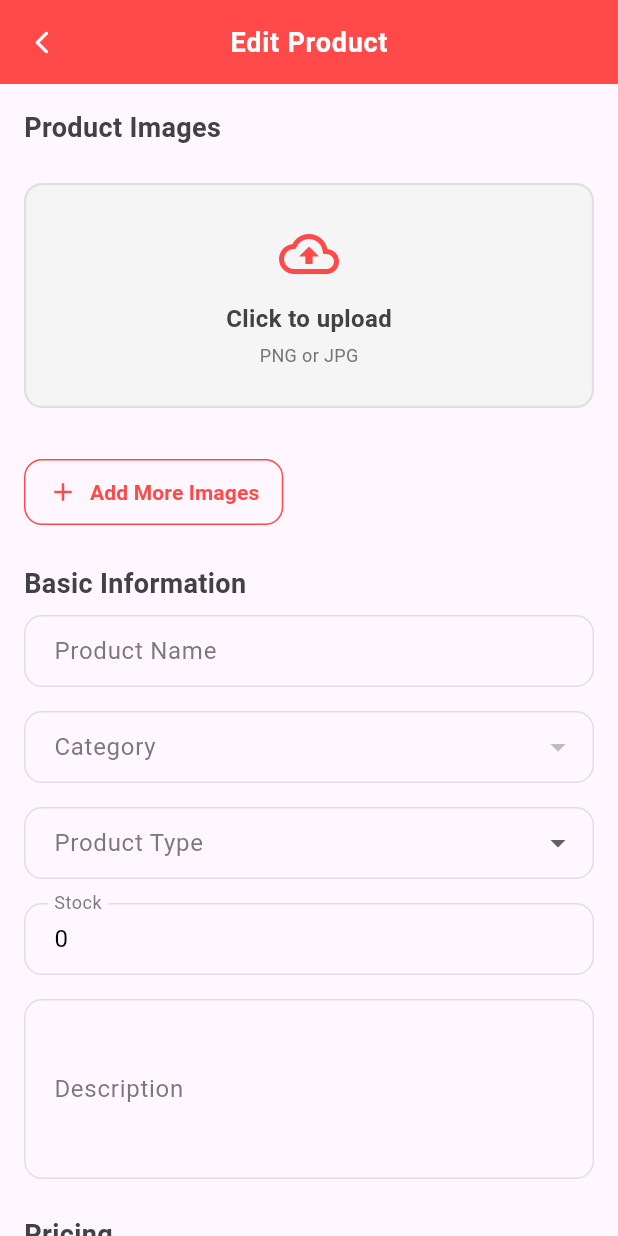
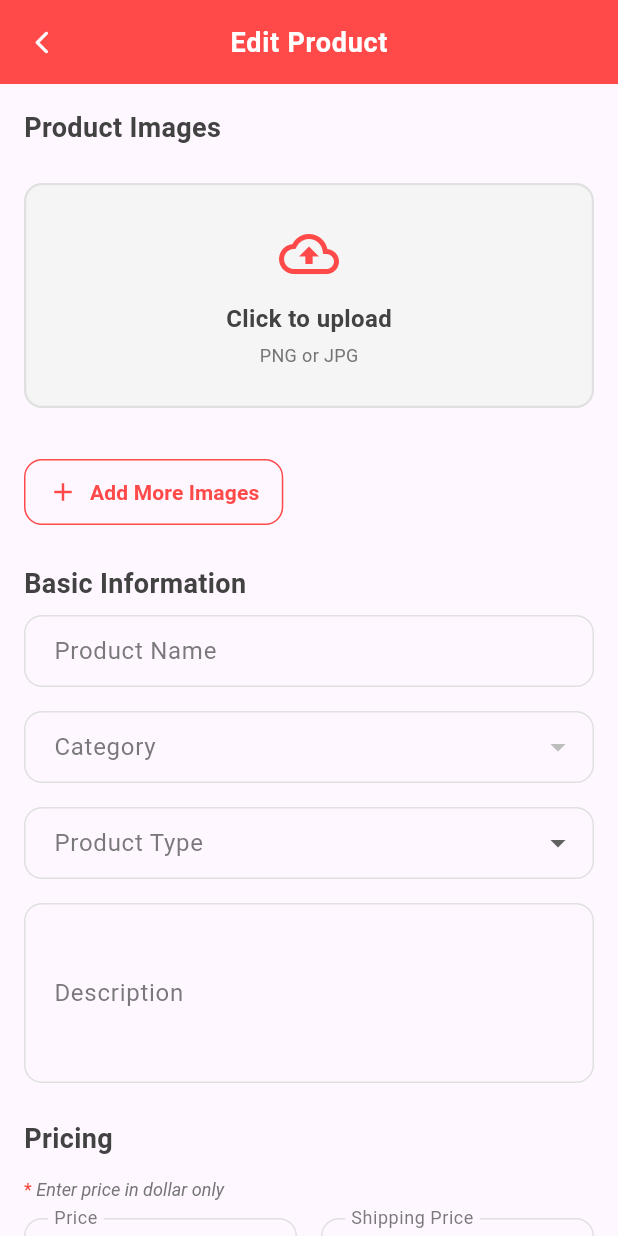
Before and after one commit to Sobia-Qaiser/Nova-Mart, a Flutter app: the EditProductScreen screen opened directly with empty values, on a phone screen of 412 x 824 dp. Run offline on Flutter 3.47's test engine with Material 3 defaults, Android fonts, the phone set to English and light mode, and no system bars; our stand-ins replace carousel_slider, file_picker, firebase_auth, firebase_core, firebase_database, firebase_storage and 9 more; missing offline and left inert: flutter_stripe; accounts and stored records are empty; Roboto replaces fonts that are missing (Poppins).

Commit message:
1234567891011

```diff
--- a/lib/views/screens/innerscreens/Vendorproductedit.dart
+++ b/lib/views/screens/innerscreens/Vendorproductedit.dart
@@ -6,7 +6,6 @@ import 'package:image_picker/image_picker.dart';
 import 'package:multi_vendor_ecommerce_app/views/screens/Seller/provider/product_provider.dart';
 import 'package:provider/provider.dart';
 import 'dart:io';
-
 
 class EditProductScreen extends StatefulWidget {
   final Map<String, dynamic> product;
@@ -21,8 +20,6 @@ class _EditProductScreenState extends State<EditProductScreen> {
   late final ProductProvider _provider;
   String? _selectedCategory;
   final TextEditingController _descriptionController = TextEditingController();
-  final TextEditingController _sizeController = TextEditingController();
-  final TextEditingController _colorController = TextEditingController();
   final _formKey = GlobalKey<FormState>();
   final _sizeFormKey = GlobalKey<FormState>();
   final _colorFormKey = GlobalKey<FormState>();
@@ -33,9 +30,9 @@ class _EditProductScreenState extends State<EditProductScreen> {
   final _discountController = TextEditingController();
   final _taxController = TextEditingController();
   final _quantityController = TextEditingController();
-  final TextEditingController _varSizeController = TextEditingController();
-  final TextEditingController _varColorController = TextEditingController();
-  final TextEditingController _varQtyController = TextEditingController();
+  final _varSizeController = TextEditingController();
+  final _varColorController = TextEditingController();
+  final _varQtyController = TextEditingController();
   final _variationFormKey = GlobalKey<FormState>();
   String? _selectedSize;
   bool _isLoading = false;
@@ -54,14 +51,9 @@ class _EditProductScreenState extends State<EditProductScreen> {
   void initState() {
     super.initState();
     _provider = context.read<ProductProvider>();
-
-    WidgetsBinding.instance.addPostFrameCallback((_) {
-      _provider.clearForm();
     _initializeFormData();
     _provider.loadCategories();
-    });
   }
-
 
   @override
   void dispose() {
@@ -72,17 +64,11 @@ class _EditProductScreenState extends State<EditProductScreen> {
     _taxController.dispose();
     _quantityController.dispose();
     _descriptionController.dispose();
-    _sizeController.dispose();
-    _colorController.dispose();
     _varSizeController.dispose();
     _varColorController.dispose();
     _varQtyController.dispose();
     super.dispose();
   }
-
-  // In your EditProductScreen, modify the initialization to handle type conversion:
-
-  // In your _initializeFormData method, modify it to properly initialize all fields:
 
   void _initializeFormData() {
     // Clear any existing data first
@@ -91,14 +77,14 @@ class _EditProductScreenState extends State<EditProductScreen> {
     // Safely convert the product data to Map<String, dynamic>
     final productData = Map<String, dynamic>.from(widget.product);
 
-    // Set dropdown values FIRST
+    // Set product type first as it affects other fields
+    _selectedProductType = productData['productType']?.toString() ?? 'Simple Product';
+    _provider.handleProductTypeChange(_selectedProductType!);
+
+    // Set dropdown values
     _selectedCategory = productData['category']?.toString();
-    _selectedProductType = productData['productType']?.toString() ?? 'Simple Product';
 
-    // Inform provider about product type change (this clears variations or quantity)
-    _provider.handleProductTypeChange(_selectedProductType);
-
-    // Now initialize the rest of the form data
+    // Initialize all fields in the provider
     _provider.getFormData(
       productName: productData['productName']?.toString(),
       category: _selectedCategory,
@@ -109,21 +95,41 @@ class _EditProductScreenState extends State<EditProductScreen> {
       shippingCharges: _convertToDouble(productData['shippingCharges']),
       taxPercent: _convertToDouble(productData['taxPercent']),
       images: List<String>.from(productData['imageUrls'] ?? []),
+      productType: _selectedProductType,
     );
 
     // Initialize text controllers
     _productNameController.text = productData['productName']?.toString() ?? '';
     _priceController.text = productData['price']?.toString() ?? '';
     _shippingController.text = productData['shippingCharges']?.toString() ?? '';
-    _discountController.text = productData['discountPrice']?.toString() ?? '';
     _taxController.text = productData['taxPercent']?.toString() ?? '';
-    _quantityController.text = productData['quantity']?.toString() ?? '';
     _descriptionController.text = productData['description']?.toString() ?? '';
 
-    // Initialize variations if it's a variant product
-    if (productData['variations'] != null && _selectedProductType == 'Product Variants') {
+    //  Handle discount price conditionally
+    final discountPrice = productData['discountPrice'];
+    if (discountPrice != null) {
+      _discountController.text = discountPrice.toString();
+    } else {
+      _discountController.clear();
+    }
+
+    // Handle tax initialization
+    final taxPercent = productData['taxPercent'];
+    if (taxPercent != null) {
+      _taxController.text = taxPercent.toString();
+    } else {
+      _taxController.clear();
+    }
+
+    // Handle quantity based on product type
+    if (_selectedProductType == 'Simple Product') {
+      _quantityController.text = productData['quantity']?.toString() ?? '';
+    }
+
+    // Initialize variations if they exist
+    if (_selectedProductType == 'Product Variants' && productData['variations'] != null) {
       final variations = List<Map<String, dynamic>>.from(
-        productData['variations'].map((v) => Map<String, dynamic>.from(v)),
+        (productData['variations'] as List).map((v) => Map<String, dynamic>.from(v)),
       );
       for (var variation in variations) {
         _provider.addVariation(
@@ -133,14 +139,9 @@ class _EditProductScreenState extends State<EditProductScreen> {
         );
       }
     }
-
-    // Force UI update
-    setState(() {});
   }
 
 
-
-// Helper methods for type conversion
   double? _convertToDouble(dynamic value) {
     if (value == null) return null;
     if (value is double) return value;
@@ -207,30 +208,41 @@ class _EditProductScreenState extends State<EditProductScreen> {
         imageUrls.add(downloadUrl);
       }
 
+      // Calculate tax amount if tax percent is provided
+      double? taxAmount;
+      if (_provider.productData['taxPercent'] != null && _provider.productData['price'] != null) {
+        taxAmount = (_provider.productData['price'] * _provider.productData['taxPercent']) / 100;
+      }
+
       // Prepare updated product data
       final productData = {
         'productName': _provider.productData['productName'],
         'category': _provider.productData['category'],
         'description': _provider.productData['description'],
         'price': _provider.productData['price'],
-        'discountPrice': _provider.productData['discountPrice'],
+        'discountPrice': _discountController.text.isEmpty
+            ? null
+            : double.tryParse(_discountController.text),
         'shippingCharges': _provider.productData['shippingCharges'],
-        'taxPercent': _provider.productData['taxPercent'],
-        'taxAmount': _provider.productData['taxAmount'],
+        'taxPercent': _taxController.text.isEmpty
+            ? null
+            : double.tryParse(_taxController.text),
+        'taxAmount': taxAmount,
         'imageUrls': imageUrls,
         'productType': _provider.productType,
         'dateTime': DateTime.now().toString(),
+      };
 
-        if (_provider.productType == 'Simple Product')
-          'quantity': _provider.productData['quantity'],
-
-        if (_provider.productType == 'Product Variants')
-          'variations': _provider.variations.map((v) => {
+      // Add quantity or variations based on product type
+      if (_provider.productType == 'Simple Product') {
+        productData['quantity'] = _provider.productData['quantity'];
+      } else {
+        productData['variations'] = _provider.variations.map((v) => {
           if (v['size']?.toString().isNotEmpty ?? false) 'size': v['size'],
           if (v['color']?.toString().isNotEmpty ?? false) 'color': v['color'],
           'quantity': v['quantity']
-          }).toList(),
-      };
+        }).toList();
+      }
 
       // Update in Firebase Realtime Database
       await FirebaseDatabase.instance
@@ -298,7 +310,7 @@ class _EditProductScreenState extends State<EditProductScreen> {
     }
   }
 
-  // Validation methods (same as in UploadScreen)
+  // Validation methods
   String? _validateProductName(String? value) {
     if (value == null || value.isEmpty) return 'Product name is required';
     if (RegExp(r'^[0-9]+$').hasMatch(value)) return 'Cannot be only digits';
@@ -326,13 +338,20 @@ class _EditProductScreenState extends State<EditProductScreen> {
   }
 
   String? _validateDiscountPrice(String? value) {
-    if (value!.isNotEmpty) {
+    if (value == null || value.isEmpty) {
+      _provider.getFormData(discountPrice: null);
+      return null;
+    }
+
     final discount = double.tryParse(value);
-      final price = _provider.productData['price'] ?? double.tryParse(value);
-      if (discount == null || discount < 0) return 'Invalid discount';
-      if (price != null && discount >= price) return 'lower than price';
-      if (int.tryParse(value) == null) return 'Enter valid price';
+    if (discount == null) return 'Enter valid number';
+    if (discount < 0) return 'Cannot be negative';
+
+    final price = _provider.productData['price'] as double?;
+    if (price != null && discount >= price) {
+      return 'Must be less than price';
     }
+
     return null;
   }
 
@@ -370,7 +389,6 @@ class _EditProductScreenState extends State<EditProductScreen> {
     return value == null ? 'Please select product type' : null;
   }
 
-  // Helper widgets (same as in UploadScreen)
   Widget _buildSectionHeader(String title) {
     return Padding(
       padding: EdgeInsets.only(bottom: _inputPadding / 2),
@@ -383,6 +401,12 @@ class _EditProductScreenState extends State<EditProductScreen> {
         ),
       ),
     );
+  }
+
+  void _clearTax() {
+    _taxController.clear();
+    _provider.getFormData(taxPercent: null);
+    setState(() {}); // Force UI update
   }
 
   Widget _buildTextField(
@@ -433,7 +457,6 @@ class _EditProductScreenState extends State<EditProductScreen> {
       keyboardType: keyboardType,
     );
   }
-
 
   Widget _buildCategoryDropdown() {
     return Consumer<ProductProvider>(
@@ -556,7 +579,7 @@ class _EditProductScreenState extends State<EditProductScreen> {
       onChanged: (value) {
         setState(() {
           _selectedProductType = value;
-          _provider.handleProductTypeChange(value);
+          _provider.handleProductTypeChange(value!);
           // Clear quantity when switching to variants
           if (value == 'Product Variants') {
             _quantityController.clear();
@@ -565,7 +588,6 @@ class _EditProductScreenState extends State<EditProductScreen> {
       },
     );
   }
-
 
   Widget _buildSaveButton() {
     return Center(
@@ -597,10 +619,10 @@ class _EditProductScreenState extends State<EditProductScreen> {
     );
   }
 
-
   @override
   Widget build(BuildContext context) {
     final images = context.watch<ProductProvider>().images;
+    final productType = context.watch<ProductProvider>().productType;
 
     return Scaffold(
       appBar: AppBar(
@@ -857,10 +879,9 @@ class _EditProductScreenState extends State<EditProductScreen> {
               _buildCategoryDropdown(),
               SizedBox(height: _inputPadding),
               _buildProductTypeDropdown(),
-              Visibility(
-                visible: _provider.productType != 'Product Variants',
-                child: Column(
-                  children: [
+
+              // Show quantity field only for simple products
+              if (productType == 'Simple Product') ...[
                 SizedBox(height: _inputPadding),
                 _buildTextField(
                   "Stock",
@@ -870,8 +891,7 @@ class _EditProductScreenState extends State<EditProductScreen> {
                   validator: _validateQuantity,
                 ),
               ],
-                ),
-              ),
+
               SizedBox(height: _inputPadding),
               _buildDescriptionField(),
 
@@ -921,12 +941,11 @@ class _EditProductScreenState extends State<EditProductScreen> {
                     child: _buildTextField(
                       "Shipping Price",
                           (value) => _provider.getFormData(shippingCharges: double.tryParse(value)),
-                      controller:_shippingController,
+                      controller: _shippingController,
                       keyboardType: TextInputType.number,
                       validator: _validateShipping,
                     ),
                   ),
-
                 ],
               ),
 
@@ -935,38 +954,129 @@ class _EditProductScreenState extends State<EditProductScreen> {
               Row(
                 children: [
                   Expanded(
-                    child: _buildTextField(
-                      "Discount Price",
-                          (value) => _provider.getFormData(discountPrice: double.tryParse(value)),
+                    child: TextFormField(
                       controller: _discountController,
+                      decoration: InputDecoration(
+                        labelText: 'Discount Price',
+                        labelStyle: TextStyle(
+                          color: Theme.of(context).brightness == Brightness.dark
+                              ? Colors.grey[300]
+                              : _secondaryColor.withOpacity(0.7),
+                        ),
+                        border: OutlineInputBorder(
+                          borderRadius: BorderRadius.circular(_borderRadius),
+                          borderSide: BorderSide(color: _borderColor),
+                        ),
+                        enabledBorder: OutlineInputBorder(
+                          borderRadius: BorderRadius.circular(_borderRadius),
+                          borderSide: BorderSide(color: _borderColor),
+                        ),
+                        focusedBorder: OutlineInputBorder(
+                          borderRadius: BorderRadius.circular(_borderRadius),
+                          borderSide: BorderSide(color: _primaryColor),
+                        ),
+                        contentPadding: EdgeInsets.symmetric(
+                          horizontal: _inputPadding,
+                          vertical: _inputPadding * 0.75,
+                        ),
+                        suffixIcon: _discountController.text.isNotEmpty
+                            ? IconButton(
+                          icon: Icon(Icons.clear, size: 18),
+                          onPressed: () {
+                            _discountController.clear();
+                            _provider.getFormData(discountPrice: null);
+                            setState(() {});
+                          },
+                        )
+                            : null,
+                      ),
                       keyboardType: TextInputType.number,
-                      validator: _validateDiscountPrice,
-
+                      onChanged: (value) {
+                        if (value.isEmpty) {
+                          _provider.getFormData(discountPrice: null);
+                        } else {
+                          _provider.getFormData(discountPrice: double.tryParse(value));
+                        }
+                        setState(() {});
+                      },
+                      validator: (value) {
+                        if (value?.isNotEmpty ?? false) {
+                          final discount = double.tryParse(value!);
+                          if (discount == null) return 'Enter valid number';
+                          if (discount < 0) return 'Cannot be negative';
+                          final price = _provider.productData['price'] as double?;
+                          if (price != null && discount >= price) {
+                            return 'Must be less than price';
+                          }
+                        }
+                        return null;
+                      },
                     ),
+                  ),
+                  SizedBox(width: _inputPadding),
+                  Expanded(
+                    child: TextFormField(
+                      controller: _taxController,
+                      decoration: InputDecoration(
+                        labelText: 'Tax %',
+                        labelStyle: TextStyle(
+                          color: Theme.of(context).brightness == Brightness.dark
+                              ? Colors.grey[300]
+                              : _secondaryColor.withOpacity(0.7),
+                        ),
+                        border: OutlineInputBorder(
+                          borderRadius: BorderRadius.circular(_borderRadius),
+                          borderSide: BorderSide(color: _borderColor),
+                        ),
+                        enabledBorder: OutlineInputBorder(
+                          borderRadius: BorderRadius.circular(_borderRadius),
+                          borderSide: BorderSide(color: _borderColor),
+                        ),
+                        focusedBorder: OutlineInputBorder(
+                          borderRadius: BorderRadius.circular(_borderRadius),
+                          borderSide: BorderSide(color: _primaryColor),
+                        ),
+                        contentPadding: EdgeInsets.symmetric(
+                          horizontal: _inputPadding,
+                          vertical: _inputPadding * 0.75,
+                        ),
+                        suffixIcon: _taxController.text.isNotEmpty
+                            ? IconButton(
+                          icon: Icon(Icons.clear, size: 18),
+                          onPressed: () {
+                            _taxController.clear();
+                            _provider.getFormData(taxPercent: null);
+                            setState(() {});
+                          },
+                        )
+                            : null,
+                      ),
+                      keyboardType: TextInputType.number,
+                      onChanged: (value) {
+                        if (value.isEmpty) {
+                          _provider.getFormData(taxPercent: null);
+                        } else {
+                          _provider.getFormData(taxPercent: double.tryParse(value));
+                        }
+                      },
+                      validator: (value) {
+                        if (value?.isNotEmpty ?? false) {
+                          final tax = double.tryParse(value!);
+                          if (tax == null) return 'Enter valid number';
+                          if (tax < 0) return 'Cannot be negative';
+                          if (tax > 100) return 'Cannot exceed 100%';
+                        }
+                        return null;
+                      },
+                    ),
+                  ),
+                ],
               ),
 
 
-                  SizedBox(width: _inputPadding),
-                  Expanded(
-                    child: _buildTextField(
-                      "Tax %",
-                          (value) => _provider.getFormData(taxPercent: double.tryParse(value)),
-                      controller:_taxController,
-                      keyboardType: TextInputType.number,
-                      validator: _validateTax,
-                    ),
-                  ),
 
-
-                ],
-              ),
-
-              // Variations Section
-              Visibility(
-                visible: _provider.productType == 'Product Variants',
-                child: Column(
-                  crossAxisAlignment: CrossAxisAlignment.start,
-                  children: [
+              // Variations Section - Only show for variant products
+              if (productType == 'Product Variants') ...[
                 SizedBox(height: _inputPadding * 1.5),
                 _buildSectionHeader('Product Variations'),
                 Container(
@@ -1074,7 +1184,7 @@ class _EditProductScreenState extends State<EditProductScreen> {
                                 parts.add('Color: ${variation['color']}');
                               }
                               if (variation['quantity'] != null && variation['quantity'].toString().trim().isNotEmpty) {
-                                    parts.add('Quantity: ${variation['quantity']}');
+                                parts.add('Qty: ${variation['quantity']}');
                               }
 
                               return Chip(
@@ -1099,10 +1209,10 @@ class _EditProductScreenState extends State<EditProductScreen> {
                   ),
                 ),
               ],
-                ),
-              ),
-              SizedBox(height: 12),
+
+              SizedBox(height: 24),
               Center(child: _buildSaveButton()),
+              SizedBox(height: 24),
             ],
           ),
         ),
```
Also changed, not shown: lib/views/screens/Seller/Upload_Screen.dart (+37 -20 lines), lib/views/screens/Seller/provider/product_provider.dart (+7 -0 lines). Lines whose indentation alone changed are shown as unchanged.
